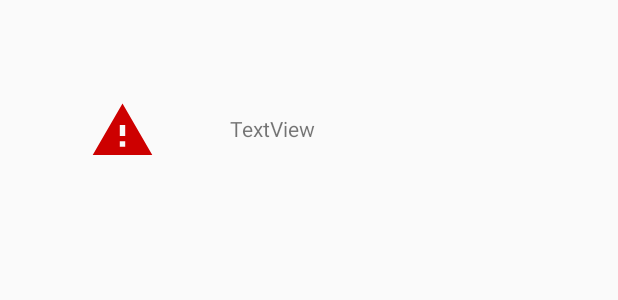
After one commit to iasmaro/RestaurantInspection, an Android app: the layout item_view.xml on its own in the app's theme, with its tools: preview values and no code run, on a phone screen of 412 x 824 dp. The commit adds this screen. Shown: the top 300 px of the screen. Run offline under Robolectric (Android 15) with nearby library versions, the phone set to English and light mode, and no system bars.

Commit message:
Did some work on the Restaurant Details class. Changed my ListView to a complex ListView. Made it so images are displayed beside the text. Need to work on how to determine what image would be displayed.

```diff
--- a/app/src/main/java/com/carbon/restaurantinspection/MainActivity.java
+++ b/app/src/main/java/com/carbon/restaurantinspection/model/MainActivity.java
@@ -1,4 +1,4 @@
-package com.carbon.restaurantinspection;
+package com.carbon.restaurantinspection.model;
 
 import android.content.Intent;
 import android.os.Bundle;
@@ -6,6 +6,8 @@ import android.view.View;
 import android.widget.Button;
 
 import androidx.appcompat.app.AppCompatActivity;
+
+import com.carbon.restaurantinspection.R;
 
 public class MainActivity extends AppCompatActivity {
     Button btn;
@@ -25,7 +27,9 @@ public class MainActivity extends AppCompatActivity {
         btn.setOnClickListener(new View.OnClickListener() {
             @Override
             public void onClick(View v) {
+                int index = 3;
                 Intent intent = new Intent(MainActivity.this, RestaurantDetails.class);
+                intent.putExtra("com/carbon/restaurantinspection/model/MainActivity.java:30",index);
                 startActivity(intent);
             }
         });
--- a/app/src/main/res/layout/activity_main.xml
+++ b/app/src/main/res/layout/activity_main.xml
@@ -5,7 +5,7 @@
     android:layout_width="match_parent"
     android:layout_height="match_parent"
     android:background="@drawable/customborder"
-    tools:context=".MainActivity">
+    tools:context=".model.MainActivity">
 
     <Button
         android:id="@+id/button"
--- a/app/src/main/res/layout/activity_rest_dets.xml
+++ b/app/src/main/res/layout/activity_rest_dets.xml
@@ -5,7 +5,7 @@
     android:layout_width="match_parent"
     android:layout_height="match_parent"
     android:background="@drawable/customborder"
-    tools:context=".MainActivity">
+    tools:context=".model.MainActivity">
 
     <androidx.constraintlayout.widget.ConstraintLayout
         android:id="@+id/coordinatorLayout"
--- /dev/null
+++ b/app/src/main/res/layout/item_view.xml
@@ -0,0 +1,28 @@
+<?xml version="1.0" encoding="utf-8"?>
+<androidx.constraintlayout.widget.ConstraintLayout xmlns:android="http://schemas.android.com/apk/res/android"
+    xmlns:app="http://schemas.android.com/apk/res-auto"
+    xmlns:tools="http://schemas.android.com/tools"
+    android:id="@+id/relativeLayout"
+    android:layout_width="match_parent"
+    android:layout_height="match_parent">
+
+    <ImageView
+        android:id="@+id/icon"
+        android:layout_width="43dp"
+        android:layout_height="54dp"
+        android:layout_marginStart="60dp"
+        android:layout_marginTop="60dp"
+        app:layout_constraintStart_toStartOf="parent"
+        app:layout_constraintTop_toTopOf="parent"
+        app:srcCompat="@drawable/ic_warning_red_24dp" />
+
+    <TextView
+        android:id="@+id/Text"
+        android:layout_width="wrap_content"
+        android:layout_height="wrap_content"
+        android:layout_marginStart="50dp"
+        android:layout_marginTop="76dp"
+        android:text="TextView"
+        app:layout_constraintStart_toEndOf="@+id/icon"
+        app:layout_constraintTop_toTopOf="parent" />
+</androidx.constraintlayout.widget.ConstraintLayout>
```
Also changed, not shown: app/src/main/java/com/carbon/restaurantinspection/model/RestaurantDetails.java (+81 -41 lines).
